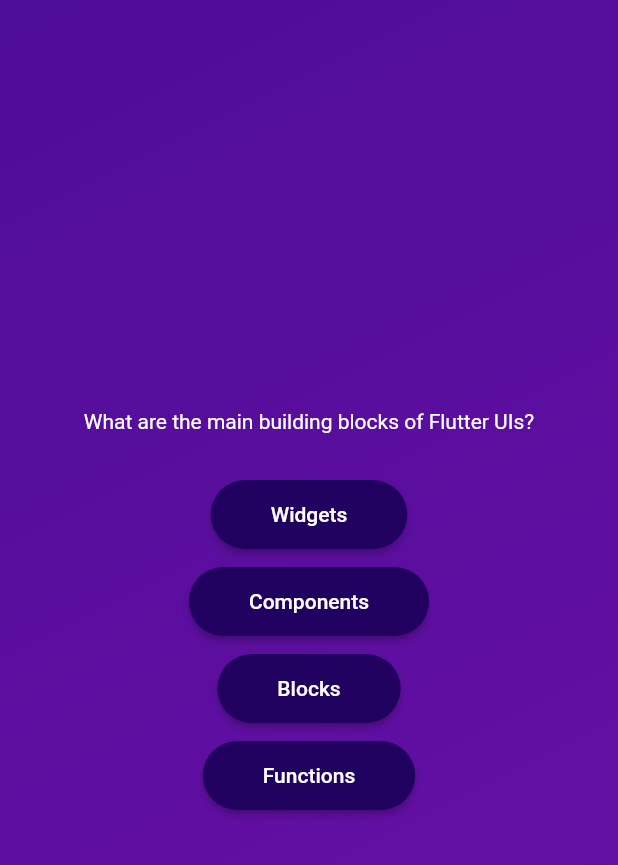
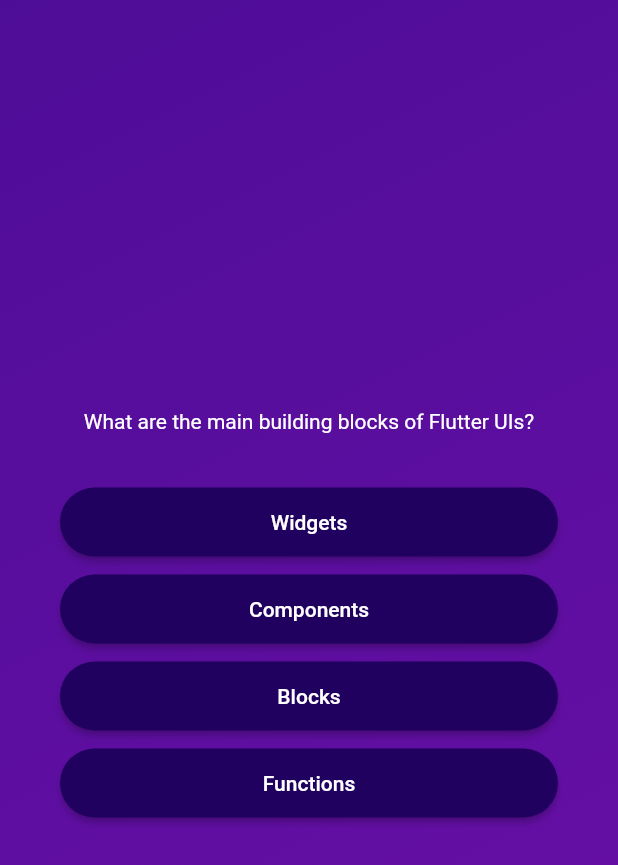
Before and after one commit to trosa-dev/flutter-quiz-app, a Flutter app: the screen it shows after launch, after a tap on "Start Quiz", on a phone screen of 412 x 824 dp. Shown: the top 865 px of the screen. Run offline on Flutter 3.47's test engine with Material 2 defaults, Android fonts, the phone set to English and light mode, and no system bars.

Commit message:
feat: add alignment, margin & padding

```diff
--- a/lib/app/screens/questions/index.dart
+++ b/lib/app/screens/questions/index.dart
@@ -20,6 +20,8 @@
   Widget build(context) {
     return SizedBox(
       width: double.infinity,
+      child: Container(
+        margin: const EdgeInsets.all(40),
         child: Column(
           mainAxisAlignment: MainAxisAlignment.center,
           children: [
@@ -30,17 +32,21 @@
             const SizedBox(height: 30),
             ...currentQuestion.answers.map(
               (answer) => Column(
+                crossAxisAlignment: CrossAxisAlignment.stretch,
                 children: [
-                AnswerButton(
+                  Container(
+                    margin: const EdgeInsets.fromLTRB(0, 5, 0, 5),
+                    child: AnswerButton(
                       answerText: answer,
                       onTap: () {},
                     ),
-                const SizedBox(height: 10),
+                  ),
                 ],
               ),
             ),
           ],
         ),
+      ),
     );
   }
 }
```
Lines whose indentation alone changed are shown as unchanged.
